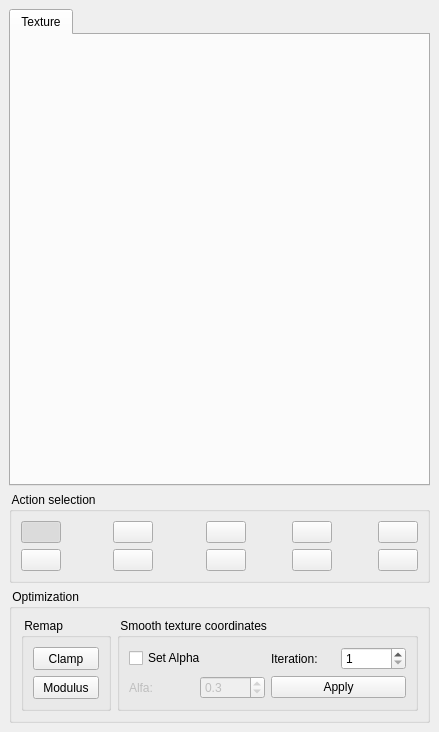
This is src/fgt/edit_texture/textureeditor.ui in cnr-isti-vclab/meshlab as Qt 5 draws it before an edit. The edited form follows.
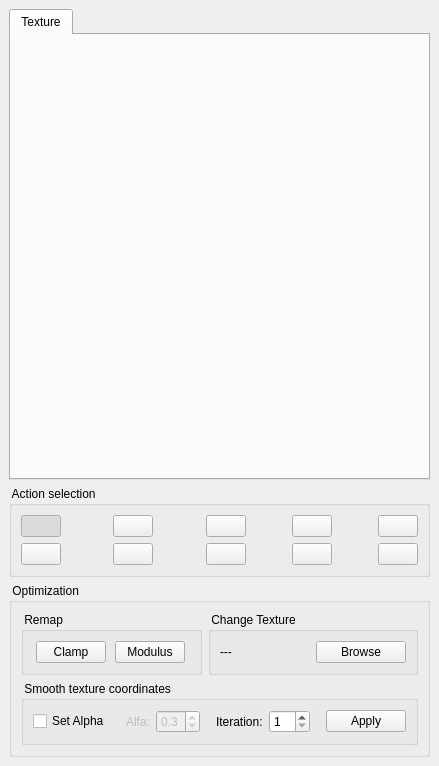
This is the edited form. Icons and pictures are not drawn.

What changed in the file:
```diff
--- a/src/fgt/edit_texture/textureeditor.ui
+++ b/src/fgt/edit_texture/textureeditor.ui
@@ -6,7 +6,7 @@
     <x>0</x>
     <y>0</y>
     <width>439</width>
-    <height>732</height>
+    <height>766</height>
    </rect>
   </property>
   <property name="windowTitle" >
@@ -412,25 +412,180 @@
      <property name="title" >
       <string> Optimization </string>
      </property>
-     <layout class="QHBoxLayout" >
+     <layout class="QGridLayout" >
       <property name="margin" >
        <number>9</number>
       </property>
       <property name="spacing" >
        <number>6</number>
       </property>
-      <item>
+      <item row="0" column="1" >
+       <widget class="QGroupBox" name="groupBox_5" >
+        <property name="title" >
+         <string> Change Texture </string>
+        </property>
+        <layout class="QHBoxLayout" >
+         <property name="margin" >
+          <number>9</number>
+         </property>
+         <property name="spacing" >
+          <number>6</number>
+         </property>
+         <item>
+          <widget class="QLabel" name="labelName" >
+           <property name="text" >
+            <string>---</string>
+           </property>
+          </widget>
+         </item>
+         <item>
+          <widget class="QPushButton" name="browseButton" >
+           <property name="maximumSize" >
+            <size>
+             <width>90</width>
+             <height>16777215</height>
+            </size>
+           </property>
+           <property name="text" >
+            <string>Browse</string>
+           </property>
+          </widget>
+         </item>
+        </layout>
+       </widget>
+      </item>
+      <item row="1" column="0" colspan="2" >
+       <widget class="QGroupBox" name="groupBox" >
+        <property name="title" >
+         <string> Smooth texture coordinates </string>
+        </property>
+        <layout class="QHBoxLayout" >
+         <property name="margin" >
+          <number>9</number>
+         </property>
+         <property name="spacing" >
+          <number>6</number>
+         </property>
+         <item>
+          <widget class="QCheckBox" name="checkBox" >
+           <property name="text" >
+            <string>Set Alpha</string>
+           </property>
+          </widget>
+         </item>
+         <item>
+          <spacer>
+           <property name="orientation" >
+            <enum>Qt::Horizontal</enum>
+           </property>
+           <property name="sizeHint" >
+            <size>
+             <width>40</width>
+             <height>20</height>
+            </size>
+           </property>
+          </spacer>
+         </item>
+         <item>
+          <widget class="QLabel" name="label_5" >
+           <property name="enabled" >
+            <bool>false</bool>
+           </property>
+           <property name="text" >
+            <string>Alfa:</string>
+           </property>
+          </widget>
+         </item>
+         <item>
+          <widget class="QDoubleSpinBox" name="spinBoxAlfa" >
+           <property name="enabled" >
+            <bool>false</bool>
+           </property>
+           <property name="decimals" >
+            <number>1</number>
+           </property>
+           <property name="maximum" >
+            <double>1.000000000000000</double>
+           </property>
+           <property name="minimum" >
+            <double>0.100000000000000</double>
+           </property>
+           <property name="singleStep" >
+            <double>0.100000000000000</double>
+           </property>
+           <property name="value" >
+            <double>0.300000000000000</double>
+           </property>
+          </widget>
+         </item>
+         <item>
+          <spacer>
+           <property name="orientation" >
+            <enum>Qt::Horizontal</enum>
+           </property>
+           <property name="sizeHint" >
+            <size>
+             <width>40</width>
+             <height>20</height>
+            </size>
+           </property>
+          </spacer>
+         </item>
+         <item>
+          <widget class="QLabel" name="label" >
+           <property name="text" >
+            <string>Iteration:</string>
+           </property>
+          </widget>
+         </item>
+         <item>
+          <widget class="QSpinBox" name="spinBoxIteration" >
+           <property name="maximum" >
+            <number>10</number>
+           </property>
+           <property name="minimum" >
+            <number>1</number>
+           </property>
+           <property name="value" >
+            <number>1</number>
+           </property>
+          </widget>
+         </item>
+         <item>
+          <spacer>
+           <property name="orientation" >
+            <enum>Qt::Horizontal</enum>
+           </property>
+           <property name="sizeHint" >
+            <size>
+             <width>40</width>
+             <height>20</height>
+            </size>
+           </property>
+          </spacer>
+         </item>
+         <item>
+          <widget class="QPushButton" name="smoothButton" >
+           <property name="text" >
+            <string>Apply</string>
+           </property>
+          </widget>
+         </item>
+        </layout>
+       </widget>
+      </item>
+      <item row="0" column="0" >
        <widget class="QGroupBox" name="groupBox_4" >
         <property name="maximumSize" >
          <size>
-          <width>90</width>
+          <width>182</width>
           <height>16777215</height>
          </size>
         </property>
         <property name="title" >
          <string> Remap </string>
         </property>
-        <layout class="QVBoxLayout" >
+        <layout class="QHBoxLayout" >
          <property name="margin" >
           <number>9</number>
          </property>
@@ -472,87 +627,6 @@
         </layout>
        </widget>
       </item>
-      <item>
-       <widget class="QGroupBox" name="groupBox" >
-        <property name="title" >
-         <string> Smooth texture coordinates </string>
-        </property>
-        <layout class="QGridLayout" >
-         <property name="margin" >
-          <number>9</number>
-         </property>
-         <property name="spacing" >
-          <number>6</number>
-         </property>
-         <item row="0" column="4" >
-          <widget class="QSpinBox" name="spinBoxIteration" >
-           <property name="maximum" >
-            <number>10</number>
-           </property>
-           <property name="minimum" >
-            <number>1</number>
-           </property>
-           <property name="value" >
-            <number>1</number>
-           </property>
-          </widget>
-         </item>
-         <item row="1" column="3" colspan="2" >
-          <widget class="QPushButton" name="smoothButton" >
-           <property name="text" >
-            <string>Apply</string>
-           </property>
-          </widget>
-         </item>
-         <item row="0" column="3" >
-          <widget class="QLabel" name="label" >
-           <property name="text" >
-            <string>Iteration:</string>
-           </property>
-          </widget>
-         </item>
-         <item row="1" column="0" >
-          <widget class="QLabel" name="label_5" >
-           <property name="enabled" >
-            <bool>false</bool>
-           </property>
-           <property name="text" >
-            <string>Alfa:</string>
-           </property>
-          </widget>
-         </item>
-         <item row="0" column="0" colspan="2" >
-          <widget class="QCheckBox" name="checkBox" >
-           <property name="text" >
-            <string>Set Alpha</string>
-           </property>
-          </widget>
-         </item>
-         <item row="1" column="1" >
-          <widget class="QDoubleSpinBox" name="spinBoxAlfa" >
-           <property name="enabled" >
-            <bool>false</bool>
-           </property>
-           <property name="decimals" >
-            <number>1</number>
-           </property>
-           <property name="maximum" >
-            <double>1.000000000000000</double>
-           </property>
-           <property name="minimum" >
-            <double>0.100000000000000</double>
-           </property>
-           <property name="singleStep" >
-            <double>0.100000000000000</double>
-           </property>
-           <property name="value" >
-            <double>0.300000000000000</double>
-           </property>
-          </widget>
-         </item>
-        </layout>
-       </widget>
-      </item>
      </layout>
     </widget>
    </item>
```
